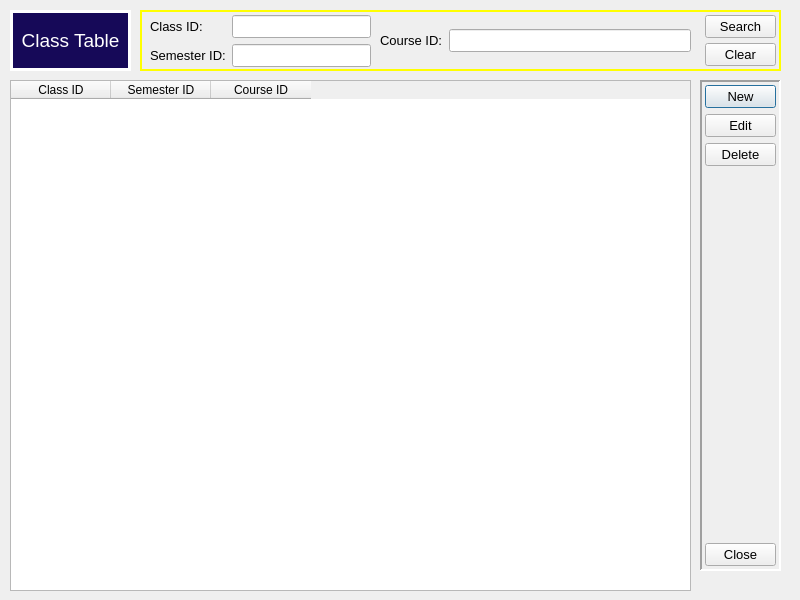
This is UI Files/ClassTable.ui in kenichisutan/Tracle-Database-Management-System as Qt 5 draws it before an edit. The edited form follows.
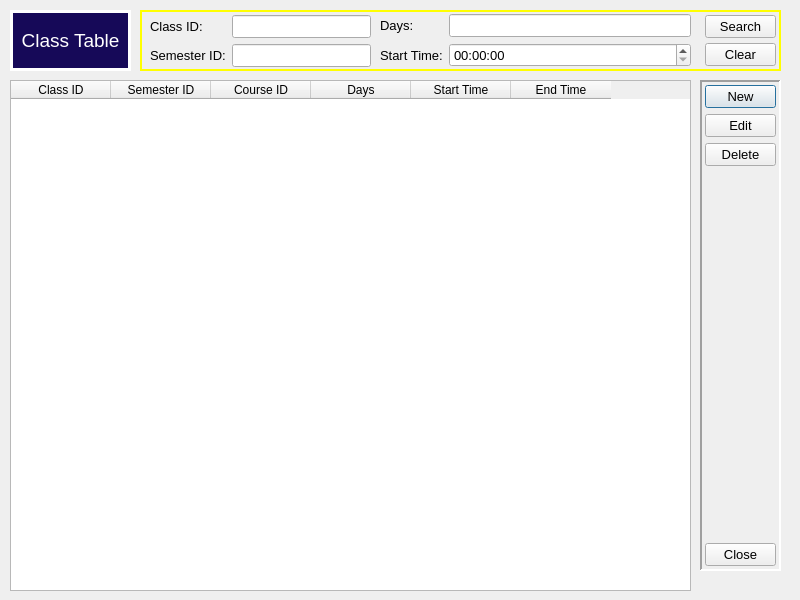
This is the edited form.

```diff
--- a/UI Files/ClassTable.ui
+++ b/UI Files/ClassTable.ui
@@ -46,6 +46,21 @@
         <string>Course ID</string>
        </property>
       </column>
+      <column>
+       <property name="text">
+        <string>Days</string>
+       </property>
+      </column>
+      <column>
+       <property name="text">
+        <string>Start Time</string>
+       </property>
+      </column>
+      <column>
+       <property name="text">
+        <string>End Time</string>
+       </property>
+      </column>
      </widget>
     </item>
    </layout>
@@ -261,7 +276,7 @@
        </font>
       </property>
       <property name="text">
-       <string>Course ID:</string>
+       <string>Days:</string>
       </property>
      </widget>
     </item>
@@ -278,6 +293,32 @@
       </property>
      </widget>
     </item>
+    <item row="2" column="0">
+     <widget class="QLabel" name="lblStartTime">
+      <property name="font">
+       <font>
+        <family>Arial</family>
+        <pointsize>10</pointsize>
+       </font>
+      </property>
+      <property name="text">
+       <string>Start Time:</string>
+      </property>
+     </widget>
+    </item>
+    <item row="2" column="1">
+     <widget class="QTimeEdit" name="timeStartTime">
+      <property name="font">
+       <font>
+        <family>Arial</family>
+        <pointsize>10</pointsize>
+       </font>
+      </property>
+      <property name="calendarPopup">
+       <bool>false</bool>
+      </property>
+     </widget>
+    </item>
    </layout>
   </widget>
   <widget class="QLabel" name="lblTitle">
```
Left out of the diff: 6 changed lines with no effect on the pictures.
